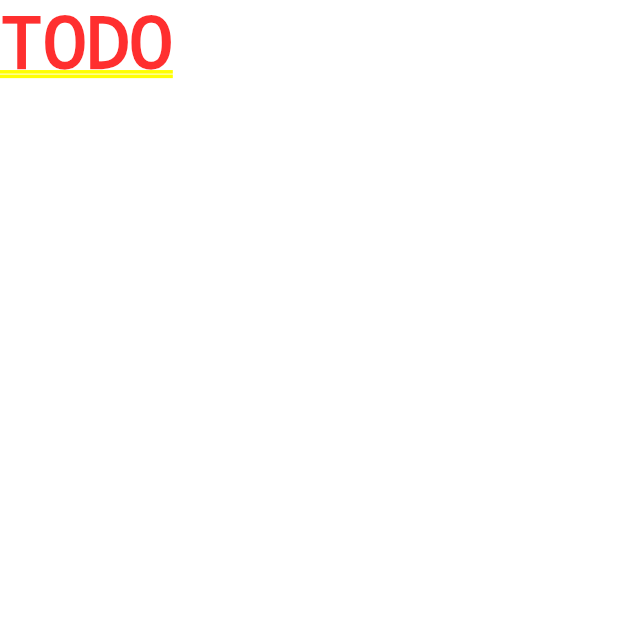
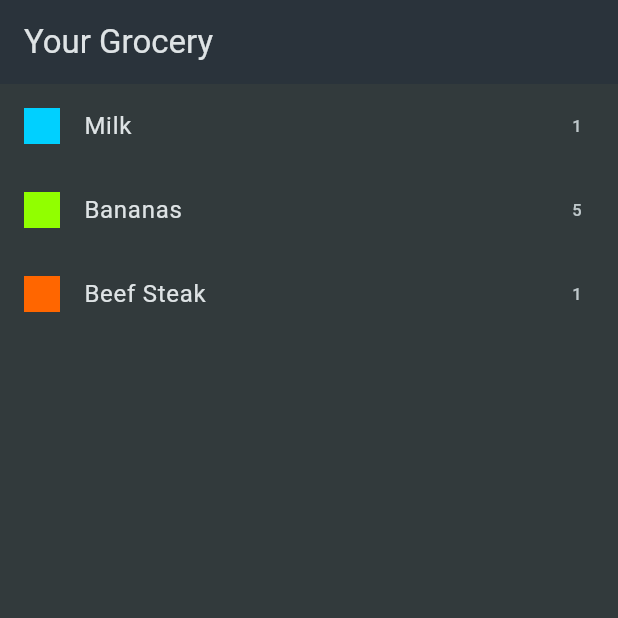
Before and after one commit to Alpheuss28/Shopping-List, a Flutter app: the screen it shows after launch, on a phone screen of 412 x 824 dp, the top half of it. Run offline on Flutter 3.47's test engine with Material 3 defaults, Android fonts, the phone set to English and light mode, and no system bars.

Commit message:
Your descriptive commit message here

```diff
--- a/lib/data/dummy_items.dart
+++ b/lib/data/dummy_items.dart
@@ -1,7 +1,8 @@
 import 'package:shopping_list/models/grocery_item.dart';
 import 'package:shopping_list/data/categories.dart';
+import 'package:shopping_list/models/category.dart';
 
-const groceryItems = [
+final groceryItems = [
   GroceryItem(
       id: 'a',
       name: 'Milk',
--- a/lib/main.dart
+++ b/lib/main.dart
@@ -1,4 +1,5 @@
 import 'package:flutter/material.dart';
+import 'package:shopping_list/widgets/grocery_list.dart';
 
 void main() {
   runApp(const MyApp());
@@ -20,7 +21,7 @@ class MyApp extends StatelessWidget {
         ),
         scaffoldBackgroundColor: const Color.fromARGB(255, 50, 58, 60),
       ),
-      home: const Text("TODO"),
+      home: const GroceryList(),
     );
   }
 }
--- /dev/null
+++ b/lib/widgets/grocery_list.dart
@@ -0,0 +1,27 @@
+import 'package:flutter/material.dart';
+import 'package:shopping_list/data/dummy_items.dart';
+
+class GroceryList extends StatelessWidget {
+  const GroceryList({super.key});
+
+  @override
+  Widget build(BuildContext context) {
+    return Scaffold(
+      appBar: AppBar(
+        title: const Text('Your Grocery'),
+      ),
+      body: ListView.builder(
+        itemCount: groceryItems.length,
+        itemBuilder: (context, index) => ListTile(
+          title: Text(groceryItems[index].name),
+          leading: Container(
+            width: 24,
+            height: 24,
+            color: groceryItems[index].category.color,
+          ),
+          trailing: Text(groceryItems[index].quantity.toString()),
+        ),
+      ),
+    );
+  }
+}
```
Also changed, not shown: lib/models/category.dart (+21 -0 lines), lib/models/grocery_item.dart (+14 -0 lines), lib/data/categories.dart (line endings or trailing spaces), 2 other files.
